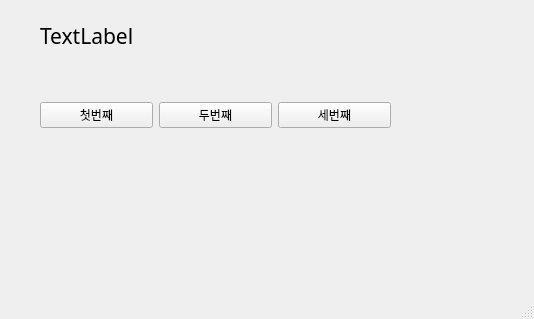
Before: the Qt Designer form DemoForm2.ui in papasmf1/python220927, drawn with Qt 5.
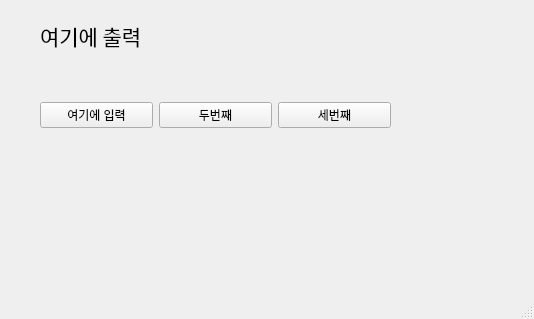
After: the same form once the commit is applied.

Commit message: 두번째 화면 실행파일 만들기

Patch:
```diff
--- a/DemoForm2.ui
+++ b/DemoForm2.ui
@@ -27,7 +27,7 @@
      <item>
       <widget class="QPushButton" name="pushButton">
        <property name="text">
-        <string>첫번째</string>
+        <string>여기에 입력</string>
        </property>
       </widget>
      </item>
@@ -65,7 +65,7 @@
      </font>
     </property>
     <property name="text">
-     <string>TextLabel</string>
+     <string>여기에 출력</string>
     </property>
    </widget>
   </widget>
```
The commit also changes 17 other files.
